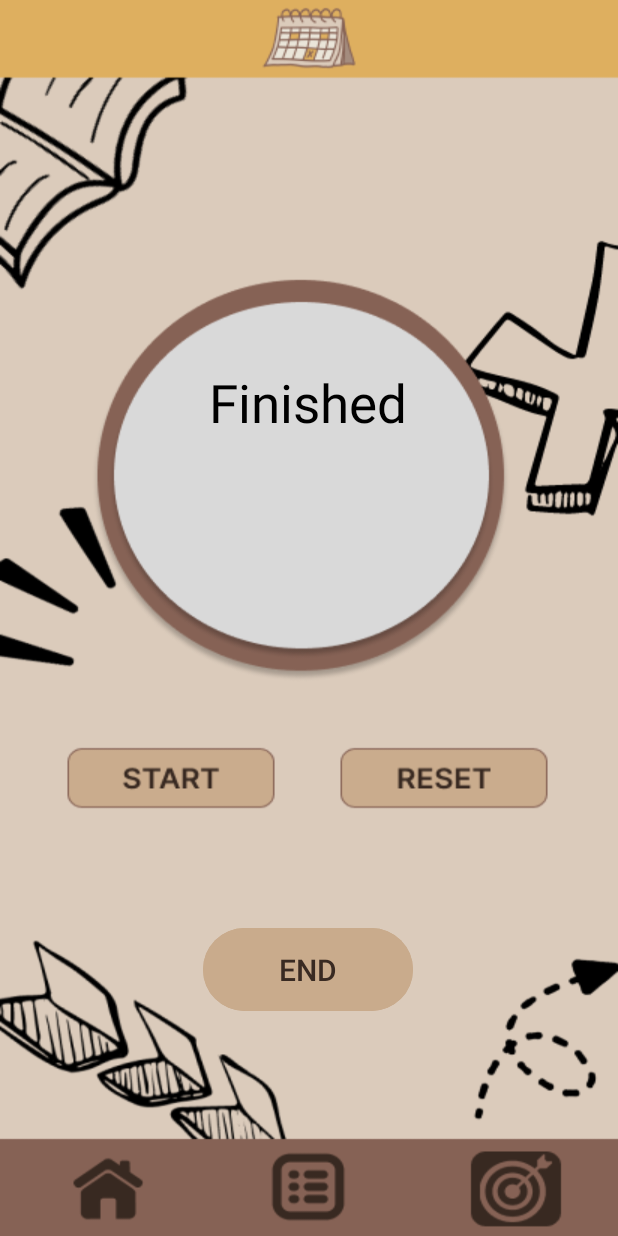
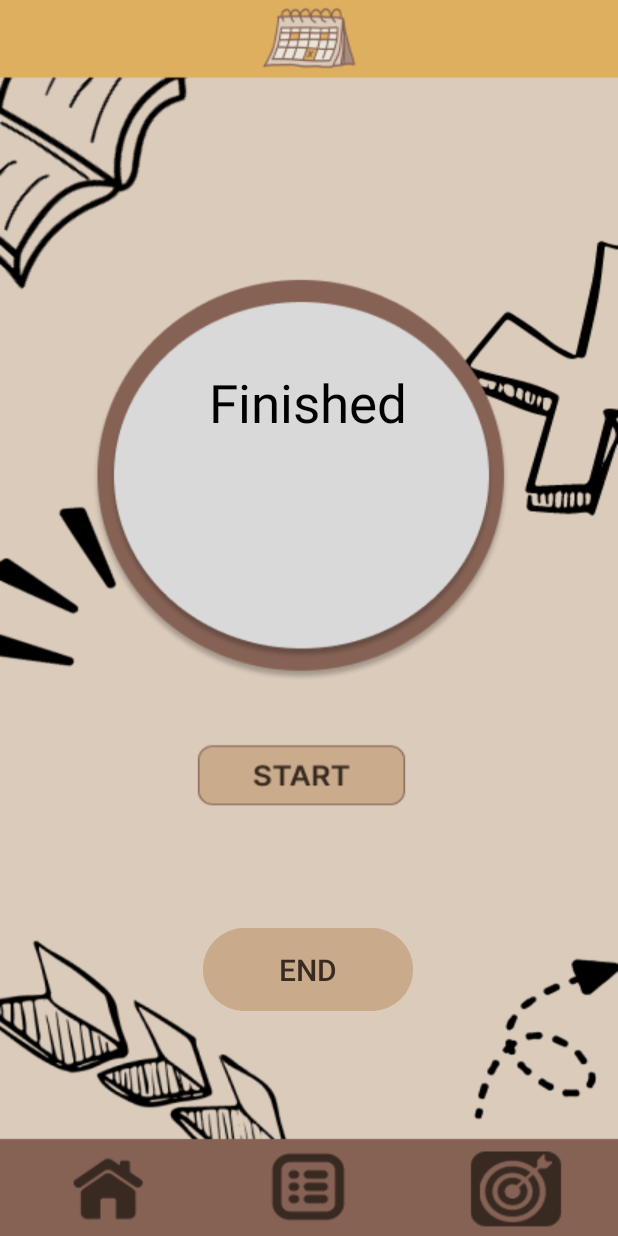
Before and after one commit to JeckTupir/Tasker, an Android app: the Pomodoro screen opened directly, with no data from a screen before it, after a tap on an icon or button, on a phone screen of 412 x 824 dp. Run offline under Robolectric (Android 15) with nearby library versions, the phone set to English and light mode, and no system bars.

Commit message:
Jestopher-FINAL commit

```diff
--- a/app/src/main/java/com/example/tasker/Dashboard.java
+++ b/app/src/main/java/com/example/tasker/Dashboard.java
@@ -31,7 +31,7 @@ public class Dashboard extends AppCompatActivity {
             @Override
             public void onClick(View v) {
                 // Create an Intent to start Pomodoro activity
-                Intent intent = new Intent(Dashboard.this, Pomodoro.class);
+                Intent intent = new Intent(Dashboard.this, Home.class);
                 startActivity(intent);
             }
         });
--- a/app/src/main/java/com/example/tasker/Pomodoro.java
+++ b/app/src/main/java/com/example/tasker/Pomodoro.java
@@ -39,7 +39,6 @@ public class Pomodoro extends AppCompatActivity {
         start = findViewById(R.id.start);
         end = findViewById(R.id.End);
         home = findViewById(R.id.home);
-        reset = findViewById(R.id.reset);
         Intent intent = getIntent();
         this.setRequestedOrientation(ActivityInfo.SCREEN_ORIENTATION_PORTRAIT);
 
@@ -84,21 +83,11 @@ public class Pomodoro extends AppCompatActivity {
                 editor.commit();
                 end.setVisibility(View.GONE);
                 home.setVisibility(View.VISIBLE);
-                reset.setVisibility(View.VISIBLE);
                 home.setOnClickListener(new View.OnClickListener() {
                     @Override
                     public void onClick(View v) {
                         startActivity(new Intent(Pomodoro.this, Dashboard.class));
                         finish();
-                    }
-                });
-                reset.setOnClickListener(new View.OnClickListener() {
-                    @Override
-                    public void onClick(View v) {
-                        timer.setText(value + ": 00");
-                        home.setVisibility(View.GONE);
-                        reset.setVisibility(View.GONE);
-                        start.setVisibility(View.VISIBLE);
                     }
                 });
 
@@ -118,6 +107,7 @@ public class Pomodoro extends AppCompatActivity {
                 countDownTimer.start();
                 start.setVisibility(View.GONE);
                 end.setVisibility(View.VISIBLE);
+
             }
         });
 
@@ -134,6 +124,7 @@ public class Pomodoro extends AppCompatActivity {
                                 timer.setText(value + " : 00");
                                 end.setVisibility(View.GONE);
                                 start.setVisibility(View.VISIBLE);
+                                home.setVisibility(View.VISIBLE);
                             }
                         })
                         .setNegativeButton("NO", new DialogInterface.OnClickListener() {
--- a/app/src/main/res/layout/activity_pomodoro.xml
+++ b/app/src/main/res/layout/activity_pomodoro.xml
@@ -57,10 +57,10 @@
         android:visibility="visible"
         app:layout_constraintBottom_toBottomOf="parent"
         app:layout_constraintEnd_toEndOf="parent"
-        app:layout_constraintHorizontal_bias="0.189"
+        app:layout_constraintHorizontal_bias="0.474"
         app:layout_constraintStart_toStartOf="parent"
         app:layout_constraintTop_toBottomOf="@+id/progress_circular"
-        app:layout_constraintVertical_bias="0.231" />
+        app:layout_constraintVertical_bias="0.219" />
 
     <Button
         android:id="@+id/End"
@@ -95,17 +95,4 @@
         app:layout_constraintTop_toBottomOf="@+id/progress_circular"
         app:layout_constraintVertical_bias="0.979" />
 
-    <Button
-        android:id="@+id/reset"
-        android:layout_width="149dp"
-        android:layout_height="48dp"
-        android:background="#00FFFFFF"
-        android:textAllCaps="false"
-        app:layout_constraintBottom_toTopOf="@+id/End"
-        app:layout_constraintEnd_toEndOf="parent"
-        app:layout_constraintHorizontal_bias="0.482"
-        app:layout_constraintStart_toEndOf="@+id/start"
-        app:layout_constraintTop_toBottomOf="@+id/progress_circular"
-        app:layout_constraintVertical_bias="0.623" />
-
 </androidx.constraintlayout.widget.ConstraintLayout>
```
Also changed, not shown: app/src/main/res/drawable/pomodoro.png.
